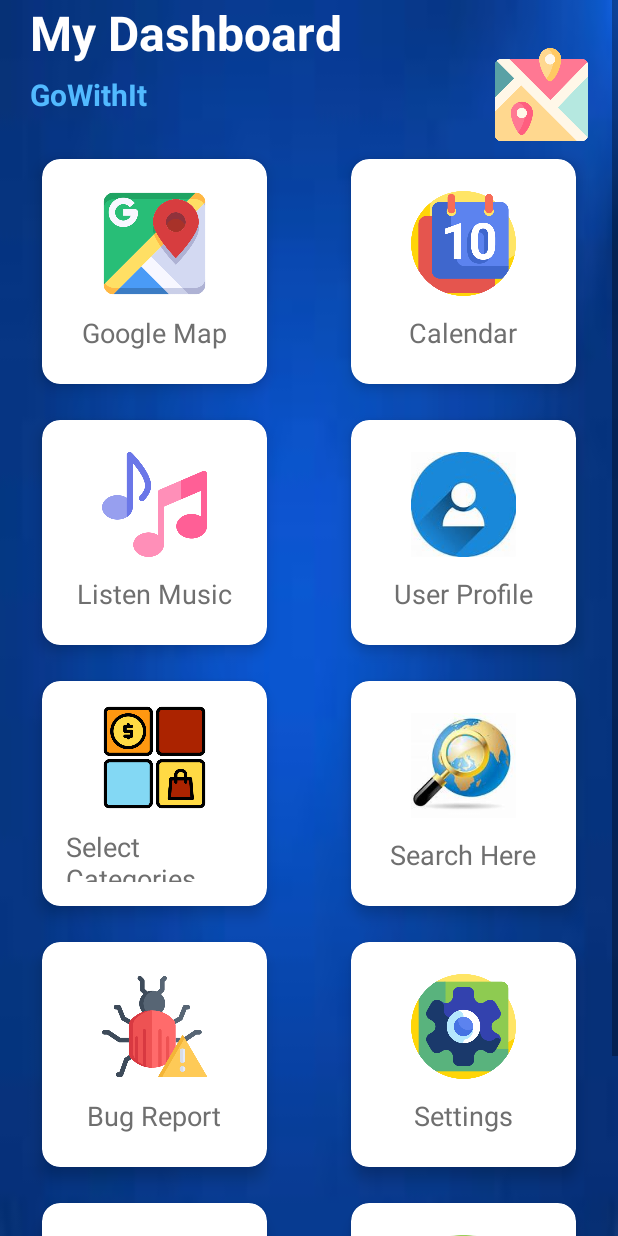
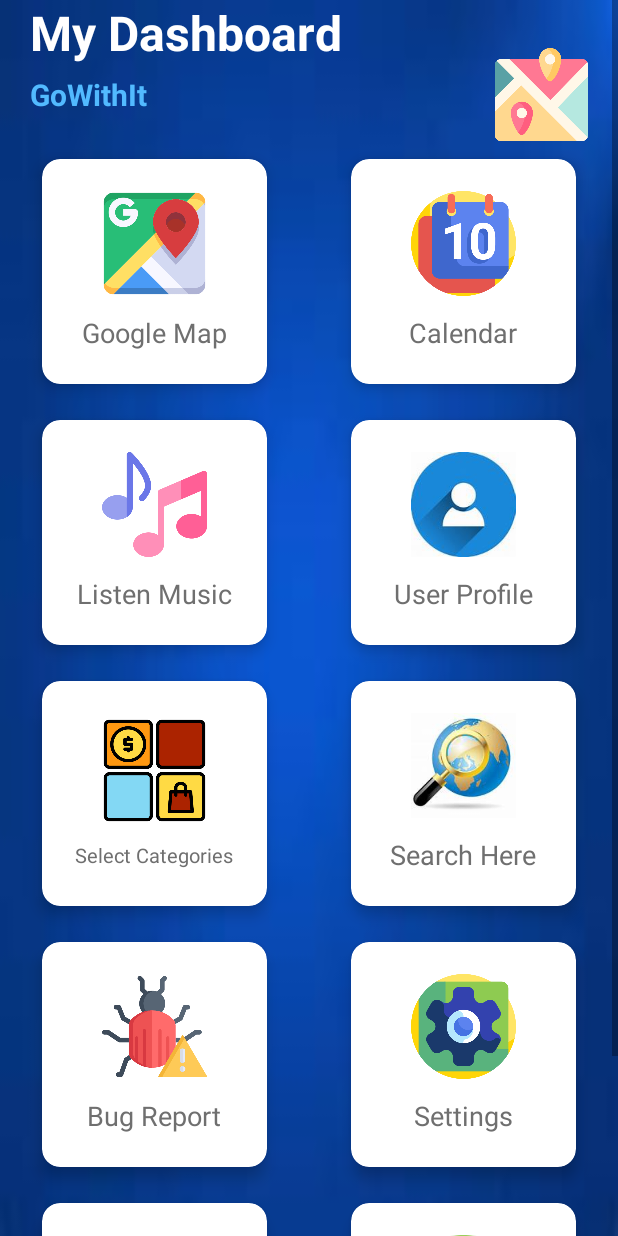
Before and after one commit to Ganeshshetty59/GoWithIt, an Android app: the HomeActivity screen opened directly, with no data from a screen before it, on a phone screen of 412 x 824 dp. Run offline under Robolectric (Android 15) with nearby library versions, the light colour scheme and no system bars.

Commit message:
gowithit

```diff
--- a/app/src/main/java/com/example/gowithit/HomeActivity.java
+++ b/app/src/main/java/com/example/gowithit/HomeActivity.java
@@ -4,12 +4,28 @@ import androidx.appcompat.app.AppCompatActivity;
 import androidx.cardview.widget.CardView;
 
 import android.os.Bundle;
+import android.widget.ImageButton;
 
 public class HomeActivity extends AppCompatActivity {
+    CardView googlemap,calendar,music,profile,categories,search,report,setting,about,logout;
 
     @Override
     protected void onCreate(Bundle savedInstanceState) {
         super.onCreate(savedInstanceState);
         setContentView(R.layout.activity_home);
+
+        googlemap=(CardView) findViewById(R.id.map);
+        calendar=(CardView) findViewById(R.id.calendar);
+        music=(CardView) findViewById(R.id.music);
+        profile=(CardView) findViewById(R.id.profile);
+        categories=(CardView) findViewById(R.id.category);
+        search=(CardView) findViewById(R.id.search);
+        report=(CardView) findViewById(R.id.bugs);
+        setting=(CardView) findViewById(R.id.setting);
+        about=(CardView) findViewById(R.id.about);
+        logout=(CardView) findViewById(R.id.logout);
+
+
+
     }
 }
--- a/app/src/main/res/layout/activity_home.xml
+++ b/app/src/main/res/layout/activity_home.xml
@@ -59,6 +59,7 @@
             <GridLayout
                 android:layout_width="match_parent"
                 android:layout_height="match_parent"
+                android:id="@+id/gridview"
                 android:alignmentMode="alignMargins"
                 android:columnCount="2"
                 android:columnOrderPreserved="false"
@@ -230,7 +231,7 @@
                             android:layout_marginTop="12dp"
                             android:text="Select Categories"
                             android:textColor="#6f6f6f"
-                            android:textSize="18sp" />
+                            android:textSize="13sp" />
                     </LinearLayout>
                 </androidx.cardview.widget.CardView>
 
--- a/app/src/main/res/layout/activity_login.xml
+++ b/app/src/main/res/layout/activity_login.xml
@@ -83,7 +83,7 @@
             android:background="@android:color/transparent"
             android:textSize="30dp"
             android:textStyle="bold"
-            android:text="Sign in" />
+            android:text="LOGIN" />
 
         <Button
             android:id="@+id/forgot"
```
Also changed, not shown: app/src/main/java/com/example/gowithit/MainActivity.java (+8 -8 lines).
